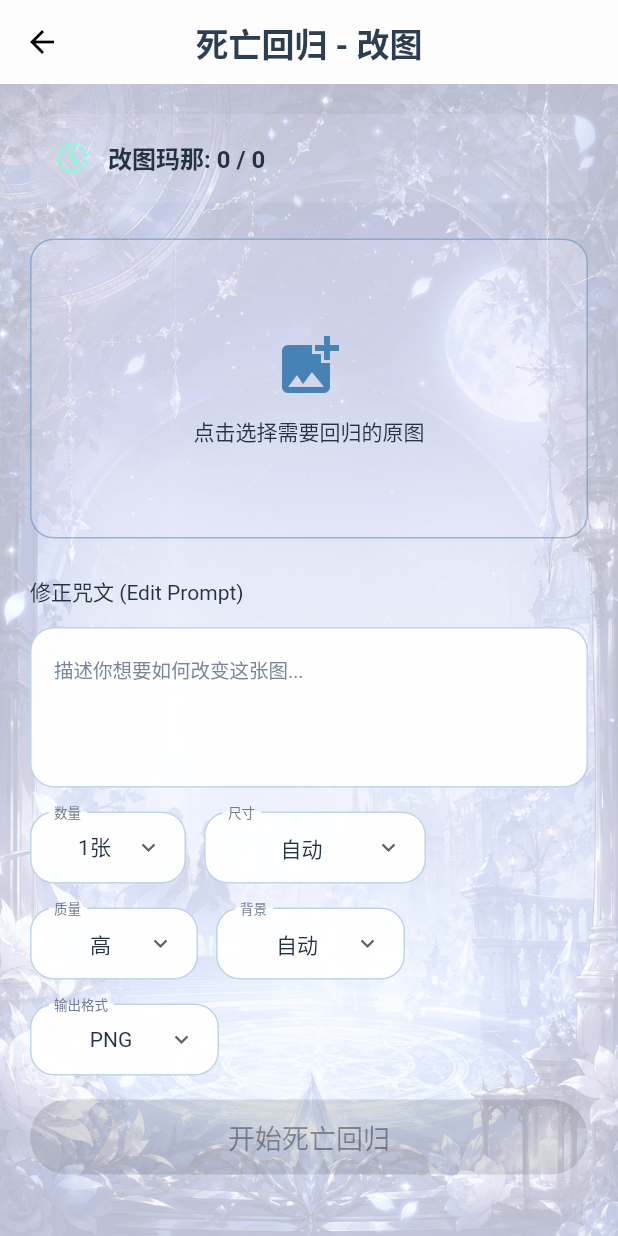
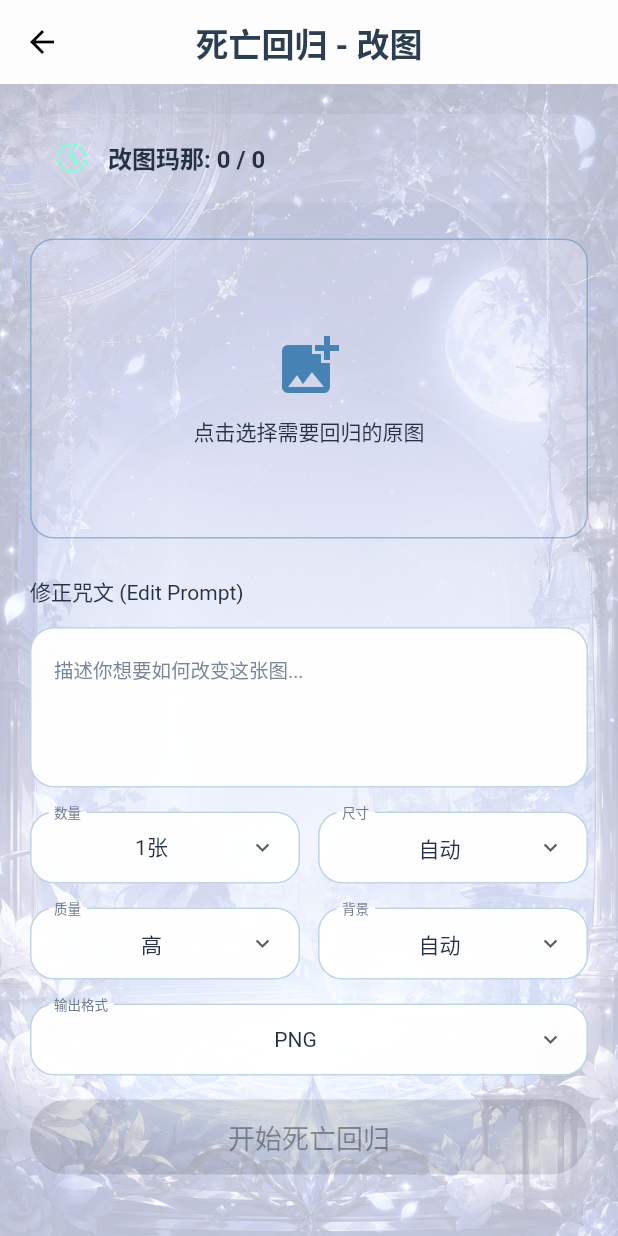
Before and after one commit to dq52099/RE0, a Flutter app: the ChronogearScreen screen opened directly, on a phone screen of 412 x 824 dp. Run offline on Flutter 3.47's test engine with Material 3 defaults, Android fonts, the phone set to English and light mode, and no system bars; our stand-ins replace cookie_jar, dio, dio_cookie_manager, flutter_riverpod, image_cropper, image_picker and 1 more; accounts and stored records are empty; network calls fail.

Commit message:
Tighten gallery UX and dropdown layout

```diff
--- a/lib/core/compact_dropdown_field.dart
+++ b/lib/core/compact_dropdown_field.dart
@@ -76,11 +76,11 @@ class CompactDropdownField<T> extends StatelessWidget {
   ) {
     return DropdownMenuItem<T>(
       value: value,
-      alignment: Alignment.center,
+      alignment: AlignmentDirectional.centerEnd,
       child: Text(
         label,
         overflow: TextOverflow.ellipsis,
-        textAlign: TextAlign.center,
+        textAlign: TextAlign.end,
         style: Theme.of(context).textTheme.bodyMedium?.copyWith(
               fontWeight: FontWeight.w400,
               height: 1.3,
--- a/lib/core/providers.dart
+++ b/lib/core/providers.dart
@@ -26,8 +26,8 @@ final appUpdateProvider = Provider<AppUpdateService>((ref) {
     appId: 're0',
     appName: '从零开始生图',
     packageName: 'com.dq52099.re0',
-    currentVersionName: '1.1.18',
-    currentVersionCode: 10118,
+    currentVersionName: '1.1.19',
+    currentVersionCode: 10119,
   );
 });
 
--- a/lib/features/chronogear/chronogear_screen.dart
+++ b/lib/features/chronogear/chronogear_screen.dart
@@ -119,15 +119,18 @@ class _ChronogearScreenState extends ConsumerState<ChronogearScreen> {
                 _buildTaskNotice('生图任务正在进行，请等待完成后再开始改图。'),
               ],
               const SizedBox(height: 16),
-              Wrap(
-                spacing: 12,
-                runSpacing: 12,
+              LayoutBuilder(
+                builder: (context, constraints) {
+                  final fieldWidth = (constraints.maxWidth - 12) / 2;
+                  final menuWidth = fieldWidth + 56;
+                  return Row(
                     children: [
-                  _dropdownField<int>(
+                      Expanded(
+                        child: _dropdownField<int>(
                           label: '数量',
                           value: _count,
-                    width: 104,
-                    menuWidth: 78,
+                          width: fieldWidth,
+                          menuWidth: menuWidth,
                           items: List<int>.generate(options.maxImages, (index) => index + 1)
                               .map((e) => CompactDropdownField.centeredItem<int>(e, '$e张', context))
                               .toList(),
@@ -137,52 +140,71 @@ class _ChronogearScreenState extends ConsumerState<ChronogearScreen> {
                                   .toList(),
                           onChanged: (value) => setState(() => _count = value!),
                         ),
-                  _dropdownField<String>(
+                      ),
+                      const SizedBox(width: 12),
+                      Expanded(
+                        child: _dropdownField<String>(
                           label: '尺寸',
                           value: size,
-                    width: 148,
-                    menuWidth: 112,
+                          width: fieldWidth,
+                          menuWidth: menuWidth,
                           items: _items(options.sizes),
                           selectedLabels: options.sizes.map((item) => item.label).toList(),
                           onChanged: (value) => setState(() => _size = value!),
                         ),
+                      ),
                     ],
+                  );
+                },
               ),
               const SizedBox(height: 16),
-              Wrap(
-                spacing: 12,
-                runSpacing: 12,
+              LayoutBuilder(
+                builder: (context, constraints) {
+                  final fieldWidth = (constraints.maxWidth - 12) / 2;
+                  final menuWidth = fieldWidth + 56;
+                  return Row(
                     children: [
-                  _dropdownField<String>(
+                      Expanded(
+                        child: _dropdownField<String>(
                           label: '质量',
                           value: quality,
-                    width: 112,
-                    menuWidth: 90,
+                          width: fieldWidth,
+                          menuWidth: menuWidth,
                           items: _items(options.qualities),
                           selectedLabels: options.qualities.map((item) => item.label).toList(),
                           onChanged: (value) => setState(() => _quality = value!),
                         ),
-                  _dropdownField<String>(
+                      ),
+                      const SizedBox(width: 12),
+                      Expanded(
+                        child: _dropdownField<String>(
                           label: '背景',
                           value: background,
-                    width: 126,
-                    menuWidth: 96,
+                          width: fieldWidth,
+                          menuWidth: menuWidth,
                           items: _items(options.backgrounds),
                           selectedLabels: options.backgrounds.map((item) => item.label).toList(),
                           onChanged: (value) => setState(() => _background = value!),
                         ),
+                      ),
                     ],
+                  );
+                },
               ),
               const SizedBox(height: 16),
-              _dropdownField<String>(
+              LayoutBuilder(
+                builder: (context, constraints) {
+                  return _dropdownField<String>(
                     label: '输出格式',
                     value: outputFormat,
-                width: 126,
-                menuWidth: 96,
+                    width: constraints.maxWidth,
+                    menuWidth: constraints.maxWidth,
                     items: _items(capabilities.outputFormats),
                     selectedLabels:
                         capabilities.outputFormats.map((item) => item.label).toList(),
                     onChanged: (value) => setState(() => _outputFormat = value!),
+                  );
+                },
               ),
               const SizedBox(height: 16),
               SizedBox(
--- a/lib/features/profile/profile_screen.dart
+++ b/lib/features/profile/profile_screen.dart
@@ -549,7 +549,7 @@ class _ProfileScreenState extends ConsumerState<ProfileScreen> {
                     label: '主题',
                     value: brand.id,
                     width: 126,
-                    menuWidth: 104,
+                    menuWidth: 168,
                     items: AppBrands.all
                         .map(
                           (item) => CompactDropdownField.centeredItem<String>(
@@ -701,8 +701,6 @@ class _ProfileScreenState extends ConsumerState<ProfileScreen> {
               spacing: 8,
               runSpacing: 8,
               children: [
-                _chip(brand, '角色', role['name']?.toString() ?? '-'),
-                _chip(brand, '用户组', group['name']?.toString() ?? '-'),
                 _chip(brand, '等级', levelInfo['label']?.toString() ?? 'LV0'),
                 _chip(brand, '积分', '${user?['points'] ?? 0}'),
                 _chip(brand, '生图', _quotaText(generateQuota)),
--- a/pubspec.yaml
+++ b/pubspec.yaml
@@ -1,6 +1,6 @@
 name: re0
 description: 从零开始的异世界生图
-version: 1.1.18+10118
+version: 1.1.19+10119
 
 environment:
   sdk: '>=3.0.0 <4.0.0'
```
Also changed, not shown: lib/features/gallery/gallery_detail_screen.dart (+43 -4 lines), lib/features/gallery/gallery_screen.dart (+33 -27 lines), lib/features/materializer/materializer_screen.dart (+43 -21 lines). Lines whose indentation alone changed are shown as unchanged.
